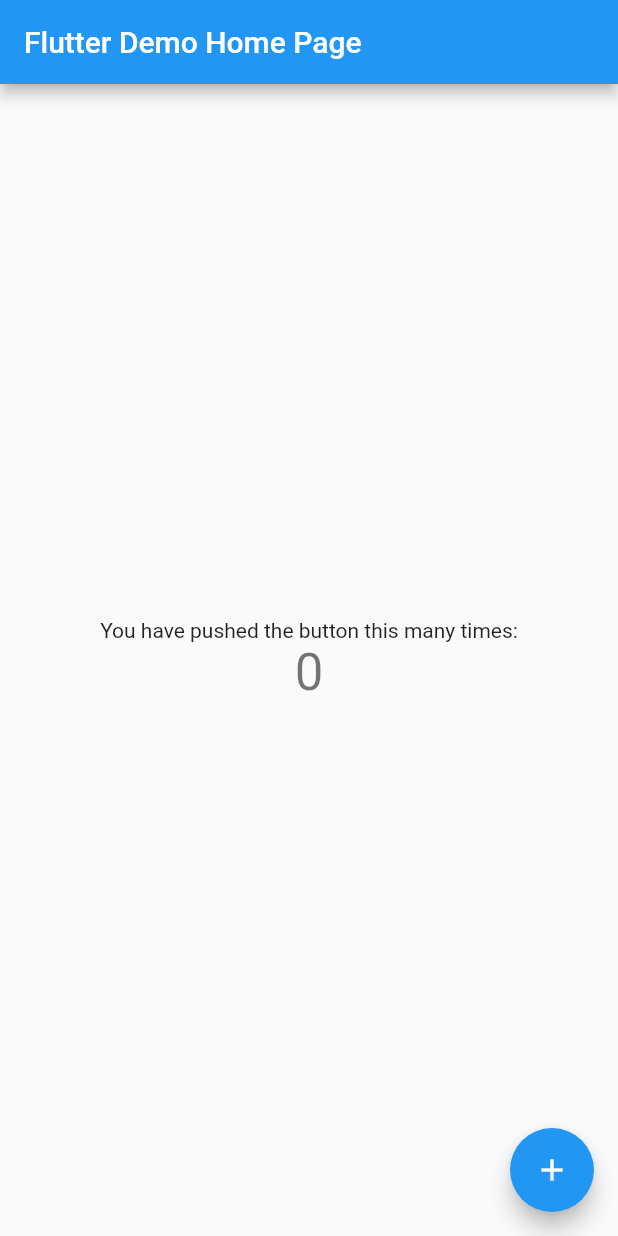
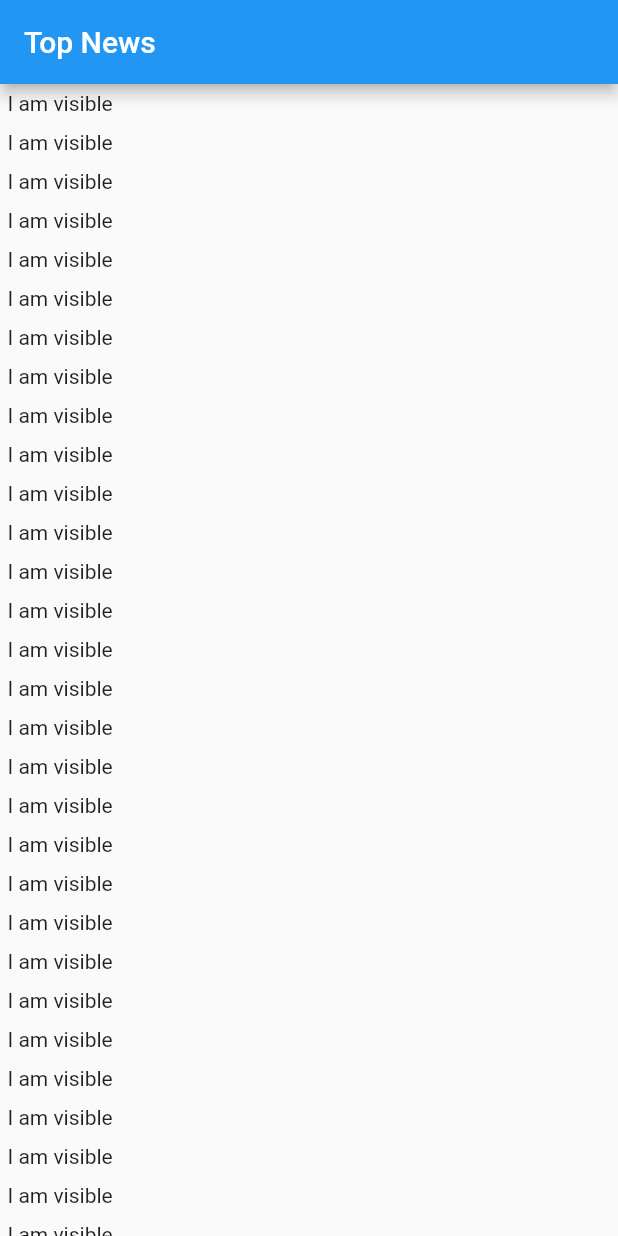
Before and after one commit to kosmas1991/news, a Flutter app: the screen it shows after launch, on a phone screen of 412 x 824 dp. Run offline on Flutter 3.47's test engine with Material 2 defaults, Android fonts, the phone set to English and light mode, and no system bars; our stand-ins replace sqflite; accounts and stored records are empty.

```diff
--- a/lib/main.dart
+++ b/lib/main.dart
@@ -1,117 +1,6 @@
 import 'package:flutter/material.dart';
+import 'src/app.dart';
 
-void main() {
-  runApp(MyApp());
+void main(){
+  runApp(App());
 }
-
-class MyApp extends StatelessWidget {
-  // This widget is the root of your application.
-  @override
-  Widget build(BuildContext context) {
-    return MaterialApp(
-      title: 'Flutter Demo',
-      theme: ThemeData(
-        // This is the theme of your application.
-        //
-        // Try running your application with "flutter run". You'll see the
-        // application has a blue toolbar. Then, without quitting the app, try
-        // changing the primarySwatch below to Colors.green and then invoke
-        // "hot reload" (press "r" in the console where you ran "flutter run",
-        // or simply save your changes to "hot reload" in a Flutter IDE).
-        // Notice that the counter didn't reset back to zero; the application
-        // is not restarted.
-        primarySwatch: Colors.blue,
-        // This makes the visual density adapt to the platform that you run
-        // the app on. For desktop platforms, the controls will be smaller and
-        // closer together (more dense) than on mobile platforms.
-        visualDensity: VisualDensity.adaptivePlatformDensity,
-      ),
-      home: MyHomePage(title: 'Flutter Demo Home Page'),
-    );
-  }
-}
-
-class MyHomePage extends StatefulWidget {
-  MyHomePage({Key key, this.title}) : super(key: key);
-
-  // This widget is the home page of your application. It is stateful, meaning
-  // that it has a State object (defined below) that contains fields that affect
-  // how it looks.
-
-  // This class is the configuration for the state. It holds the values (in this
-  // case the title) provided by the parent (in this case the App widget) and
-  // used by the build method of the State. Fields in a Widget subclass are
-  // always marked "final".
-
-  final String title;
-
-  @override
-  _MyHomePageState createState() => _MyHomePageState();
-}
-
-class _MyHomePageState extends State<MyHomePage> {
-  int _counter = 0;
-
-  void _incrementCounter() {
-    setState(() {
-      // This call to setState tells the Flutter framework that something has
-      // changed in this State, which causes it to rerun the build method below
-      // so that the display can reflect the updated values. If we changed
-      // _counter without calling setState(), then the build method would not be
-      // called again, and so nothing would appear to happen.
-      _counter++;
-    });
-  }
-
-  @override
-  Widget build(BuildContext context) {
-    // This method is rerun every time setState is called, for instance as done
-    // by the _incrementCounter method above.
-    //
-    // The Flutter framework has been optimized to make rerunning build methods
-    // fast, so that you can just rebuild anything that needs updating rather
-    // than having to individually change instances of widgets.
-    return Scaffold(
-      appBar: AppBar(
-        // Here we take the value from the MyHomePage object that was created by
-        // the App.build method, and use it to set our appbar title.
-        title: Text(widget.title),
-      ),
-      body: Center(
-        // Center is a layout widget. It takes a single child and positions it
-        // in the middle of the parent.
-        child: Column(
-          // Column is also a layout widget. It takes a list of children and
-          // arranges them vertically. By default, it sizes itself to fit its
-          // children horizontally, and tries to be as tall as its parent.
-          //
-          // Invoke "debug painting" (press "p" in the console, choose the
-          // "Toggle Debug Paint" action from the Flutter Inspector in Android
-          // Studio, or the "Toggle Debug Paint" command in Visual Studio Code)
-          // to see the wireframe for each widget.
-          //
-          // Column has various properties to control how it sizes itself and
-          // how it positions its children. Here we use mainAxisAlignment to
-          // center the children vertically; the main axis here is the vertical
-          // axis because Columns are vertical (the cross axis would be
-          // horizontal).
-          mainAxisAlignment: MainAxisAlignment.center,
-          children: <Widget>[
-            Text(
-              'You have pushed the button this many times:',
-            ),
-            Text(
-              '$_counter',
-              style: Theme.of(context).textTheme.headline4,
-            ),
-          ],
-        ),
-      ),
-      floatingActionButton: FloatingActionButton(
-        onPressed: _incrementCounter,
-        tooltip: 'Increment',
-        child: Icon(Icons.add),
-      ), // This trailing comma makes auto-formatting nicer for build methods.
-    );
-  }
-}
--- a/lib/src/app.dart
+++ b/lib/src/app.dart
@@ -0,0 +1,13 @@
+import 'package:flutter/material.dart';
+import 'screens/newslist.dart';
+
+class App extends StatelessWidget{
+  @override
+  Widget build(BuildContext context) {
+    return MaterialApp(
+      title: 'News',
+      home: NewsList(),
+    );
+  }
+
+}
--- a/lib/src/resources/news_db_provider.dart
+++ b/lib/src/resources/news_db_provider.dart
@@ -8,6 +8,10 @@ import 'repository.dart';
 
 class NewsDbProvider  implements Source,Cache{
   Database db;
+
+  NewsDbProvider(){
+    init();
+  }
 
   @override // no actual need
   Future<List<int>> fetchTopIds() {
@@ -57,3 +61,5 @@ class NewsDbProvider  implements Source,Cache{
     return db.insert("Items", item.toMap());
   }
 }
+
+final newsDbProvider = NewsDbProvider();
--- /dev/null
+++ b/lib/src/screens/newslist.dart
@@ -0,0 +1,40 @@
+import 'package:flutter/material.dart';
+import 'dart:async';
+
+class NewsList extends StatelessWidget {
+  @override
+  Widget build(BuildContext context) {
+    return Scaffold(
+      appBar: AppBar(
+        title: Text('Top News'),
+      ),
+      body: buildList(),
+    );
+  }
+
+  Widget buildList() {
+    return ListView.builder(
+      itemBuilder: (context, index) {
+        return FutureBuilder(
+          builder: (context, snapshot) {
+            return Container(
+              padding: EdgeInsets.all(5.0),
+              child: snapshot.hasData
+                  ? Text('I am visible')
+                  : Text('I haven fetch data yet $index'),
+            );
+          },
+          future: getFuture(),
+        );
+      },
+      itemCount: 1000,
+    );
+  }
+
+  getFuture() {
+    return Future.delayed(
+      Duration(seconds: 2),
+        () => 'hi',
+    );
+  }
+}
```
Also changed, not shown: lib/src/resources/repository.dart (+19 -10 lines), 1 other file.
